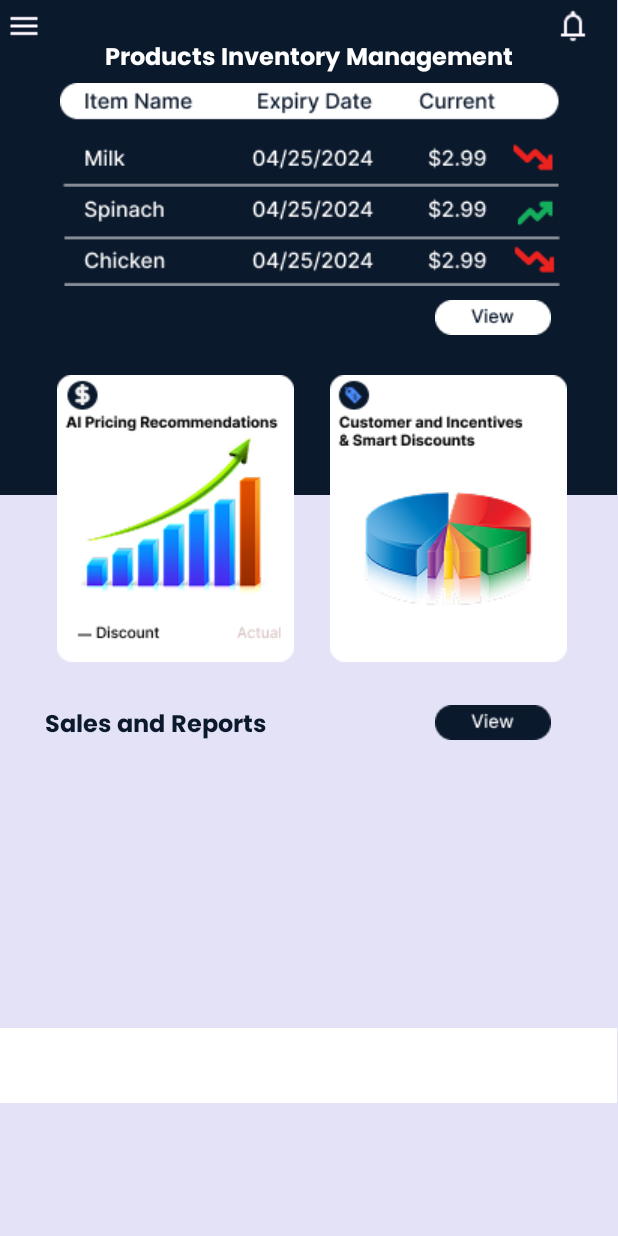
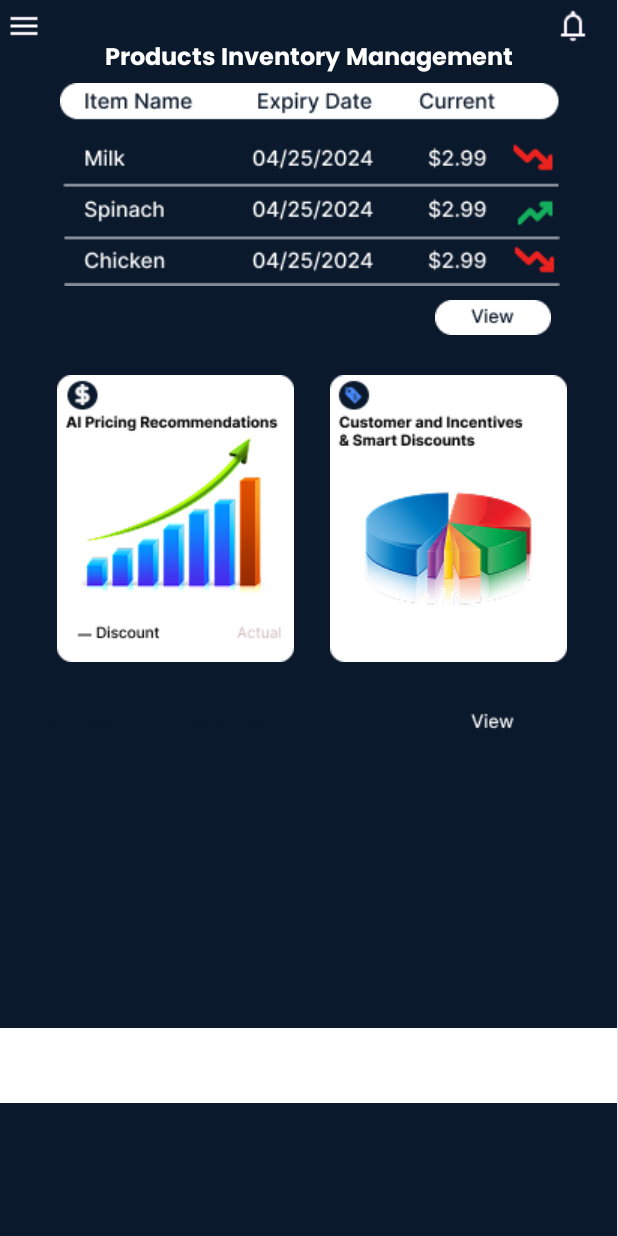
Before and after one commit to ClubEijay/ReFresh-Dynamic-Pricing-For-Perishable-Goods-, an Android app: the Dashboard screen opened directly, with no data from a screen before it, on a phone screen of 412 x 824 dp. Run offline under Robolectric (Android 15) with nearby library versions, the phone set to English and light mode, and no system bars.

Commit message:
password is now hidden, recycler view dependency added and dashboard slightly changed

```diff
--- a/app/build.gradle.kts
+++ b/app/build.gradle.kts
@@ -42,6 +42,9 @@ dependencies {
     implementation(libs.material)
     implementation(libs.androidx.activity)
     implementation(libs.androidx.constraintlayout)
+    implementation("androidx.recyclerview:recyclerview:1.3.2")
+
+
 
     // Firebase
     implementation(platform("com.google.firebase:firebase-bom:30.0.1"))
--- a/app/src/main/res/layout/activity_dashboard.xml
+++ b/app/src/main/res/layout/activity_dashboard.xml
@@ -21,7 +21,7 @@
 
             <LinearLayout
                 android:layout_width="411dp"
-                android:layout_height="330dp"
+                android:layout_height="942dp"
                 android:background="@color/maincolor"
                 android:orientation="vertical" />
 
--- a/app/src/main/res/layout/activity_log_in.xml
+++ b/app/src/main/res/layout/activity_log_in.xml
@@ -85,6 +85,7 @@
             android:id="@+id/signinPassword"
             android:layout_width="300dp"
             android:layout_height="50dp"
+            android:password="true"
             android:layout_marginTop="470dp"
             android:layout_centerHorizontal="true"
             android:layout_marginLeft="58dp"
--- a/app/src/main/res/layout/activity_sign_up.xml
+++ b/app/src/main/res/layout/activity_sign_up.xml
@@ -80,6 +80,7 @@
             android:layout_width="300dp"
             android:layout_height="50dp"
             android:layout_marginTop="510dp"
+            android:password="true"
             android:layout_centerHorizontal="true"
             android:layout_marginLeft="58dp"
             android:background="@drawable/rnd_textbox"
@@ -99,6 +100,7 @@
             android:layout_width="300dp"
             android:layout_height="50dp"
             android:layout_marginTop="580dp"
+            android:password="true"
             android:layout_centerHorizontal="true"
             android:layout_marginLeft="58dp"
             android:background="@drawable/rnd_textbox"
```
